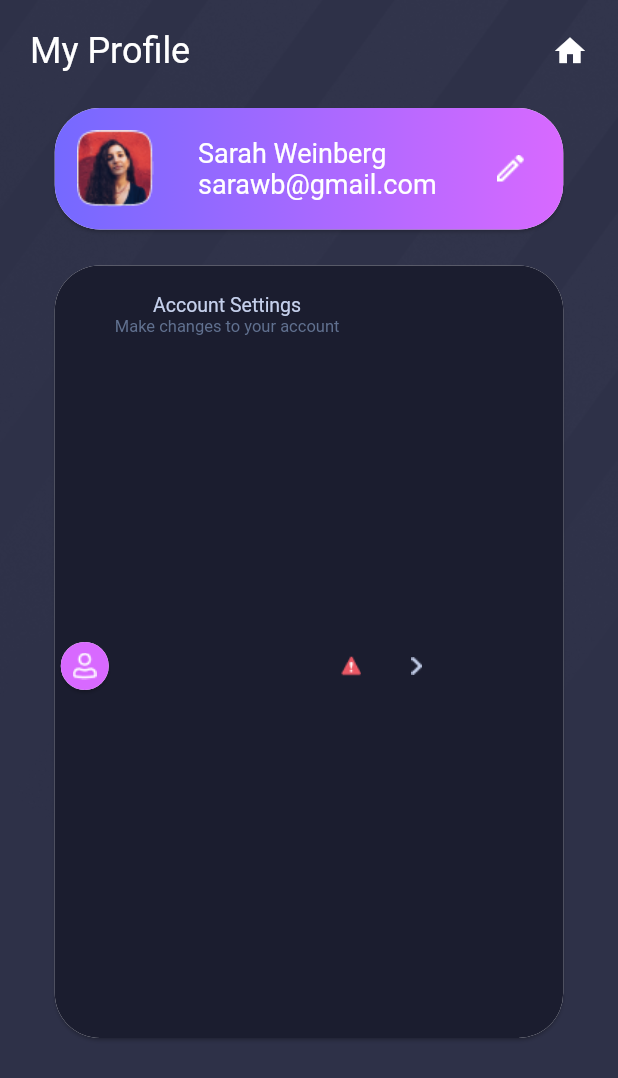
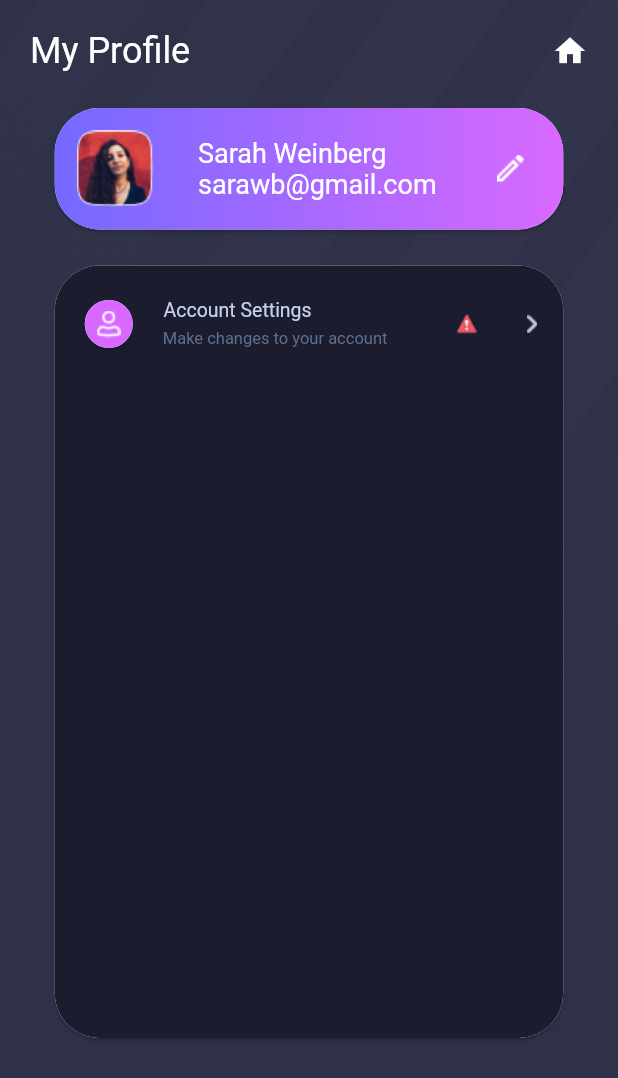
Before and after one commit to Giselz/interwise, a Flutter app: the screen it shows after launch, on a phone screen of 412 x 824 dp. Shown: the top 1078 px of the screen. Run offline on Flutter 3.47's test engine with Material 2 defaults, Android fonts, the phone set to English and light mode, and no system bars.

Commit message:
Resoluçao dos erros de alinhamento vertical no card

```diff
--- a/lib/pages/my_profile.dart
+++ b/lib/pages/my_profile.dart
@@ -94,11 +94,20 @@ class _MyProfileState extends State<MyProfile> {
                                     color: const Color(0xFF1B1D2F),
                                   borderRadius: BorderRadius.circular(30.0)
                                   ),
-                                  child: Padding(
+                        child: ListView(
+                          scrollDirection: Axis.vertical,
+                          children: [
+                            Column(
+                              mainAxisAlignment: MainAxisAlignment.start,
+                              crossAxisAlignment: CrossAxisAlignment.center,
+                              children: [
+                                Container(
                                   padding: const EdgeInsets.only(top: 19.0),
                                   child: Row(
                                     children: [
-                                          SizedBox(
+                                      Padding(
+                                        padding: const EdgeInsets.only(right: 16.0, left: 16.0),
+                                        child: SizedBox(
                                               width: 40.0,
                                               height: 40.0,
                                               child: Card(
@@ -119,18 +128,24 @@ class _MyProfileState extends State<MyProfile> {
                                               ),
                                             ),
                                           ),
+                                      ),
                                         Column(
                                           children: const [
-                                            Text('Account Settings', style:
+                                            Padding(
+                                              padding: EdgeInsets.only(right: 50.0, bottom: 5.0),
+                                              child: Text('Account Settings', style:
                                                 TextStyle(color: Color(0xFFC5D0EC), fontSize: 13.0)),
+                                            ),
                                             Text('Make changes to your account', style:
                                               TextStyle(color: Color(0xFF60708F), fontSize: 11.0)),
                                           ],
-                                        ), const
-                                        Image(
+                                        ), const Padding(
+                                          padding: EdgeInsets.only(left: 45.0),
+                                          child: Image(
                                               image: AssetImage('assets/alert.png'),
                                               width: 15.0,
                                               height: 14.0,
+                                          ),
                                         ), const Padding(
                                           padding: EdgeInsets.only(left: 33.0),
                                           child: Image(
@@ -139,17 +154,27 @@ class _MyProfileState extends State<MyProfile> {
                                               height: 12.0,
                                             ),
                                         ),
-                                        ]
+                                    ],
                                   ),
-                                  ),
-                                      ),
-                                  ),
-                      ),
-                    ),
+                                )
                               ]
                             )
-                ]),
-              ])
-          ))));
+                          ]
+                        )
+                        )
+                      )
+                    )
+                  ),
+
+                ]
+                )
+                ]
+              )
+                        ]
+                    )
+                )
+            )
+        )
+    );
   }
 }
```
Also changed, not shown: assets/bell.png (added). Lines whose indentation alone changed are shown as unchanged.
